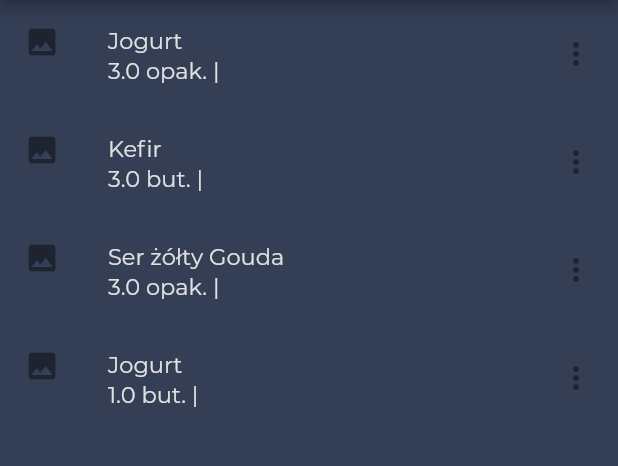
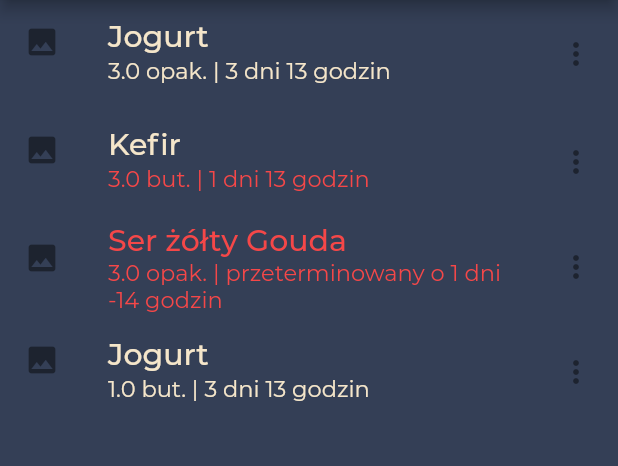
Before and after one commit to dawid-niedzwiecki/flutter_test, a Flutter app: the StoragePage screen opened by its route, on a phone screen of 412 x 824 dp, the part 84-550 px from its top. Run offline on Flutter 3.47's test engine with Material 2 defaults, Android fonts, the phone set to English and light mode, and no system bars; project files that could hold a hidden picture were left out.

Commit message:
storage list

```diff
--- a/lib/modules/products.dart
+++ b/lib/modules/products.dart
@@ -7,10 +7,31 @@ class Product {
   String unit = '';
   DateTime expirationDate = new DateTime(2000, 1, 1);
   Product(this.name, this.amount, this.unit, this.expirationDate);
+  Text generateExpirationTimeText() {
+    int hours = expirationDate.difference(DateTime.now()).inHours;
+    int days = expirationDate.difference(DateTime.now()).inDays;
+    String message = amount.toString() +
+        " " +
+        unit +
+        " | " +
+        (hours >= 0 ? "" : "przeterminowany o ") +
+        (days >= 0 ? days : -days).toString() +
+        " dni " +
+        (hours >= 0 ? hours % 24 : 0 - (hours % 24)).toString() +
+        " godzin";
+    return Utils.generateText(message,
+        color: (days >= 2 ? Utils.textColor : Utils.secondaryColor));
+  }
+
   ListTile generateListTile() {
     return new ListTile(
-      title: Utils.generateText(this.name),
-      subtitle: Utils.generateText(amount.toString() + " " + unit + " | "),
+      title: Utils.generateText(name,
+          color: (expirationDate.difference(DateTime.now()).inHours >= 0
+              ? Utils.textColor
+              : Utils.secondaryColor),
+          fontWeight: FontWeight.w500,
+          fontSize: 20),
+      subtitle: generateExpirationTimeText(),
       leading: new Icon(Icons.image),
       trailing: new Icon(Icons.more_vert),
     );
@@ -20,7 +41,7 @@ class Product {
 class TymczasowaListaProduktow {
   static List<Product> products = [
     new Product('Jogurt', 3, 'opak.', new DateTime(2021, 6, 25)),
-    new Product('Kefir', 3, 'but.', new DateTime(2021, 6, 22)),
+    new Product('Kefir', 3, 'but.', new DateTime(2021, 6, 23)),
     new Product('Ser żółty Gouda', 3, 'opak.', new DateTime(2021, 6, 20)),
     new Product('Jogurt', 1, 'but.', new DateTime(2021, 6, 25)),
   ];
```
